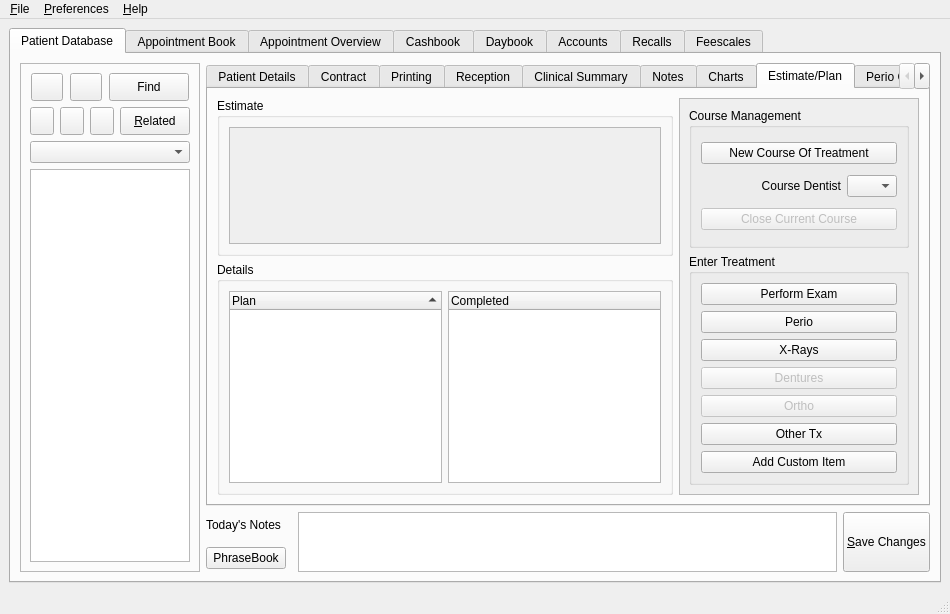
The window that qt-designer/main.ui (rowinggolfer/openmolar1) describes before a commit, drawn with Qt 5.
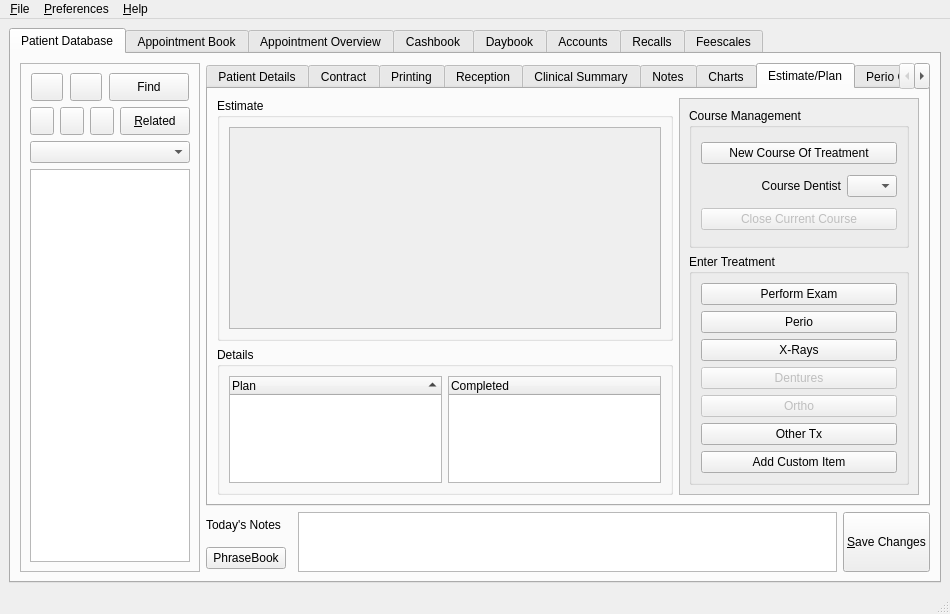
The same window after the commit. Icons and pictures are not drawn.

```diff
--- a/qt-designer/main.ui
+++ b/qt-designer/main.ui
@@ -2571,6 +2571,12 @@
                  <layout class="QVBoxLayout" name="verticalLayout_13" >
                   <item>
                    <widget class="QScrollArea" name="estimate_scrollArea" >
+                    <property name="minimumSize" >
+                     <size>
+                      <width>0</width>
+                      <height>202</height>
+                     </size>
+                    </property>
                     <property name="widgetResizable" >
                      <bool>true</bool>
                     </property>
@@ -2580,7 +2586,7 @@
                        <x>0</x>
                        <y>0</y>
                        <width>430</width>
-                       <height>122</height>
+                       <height>198</height>
                       </rect>
                      </property>
                      <layout class="QHBoxLayout" name="horizontalLayout_19" />
@@ -2821,6 +2827,12 @@
                  <layout class="QHBoxLayout" name="horizontalLayout_5" >
                   <item>
                    <widget class="QTreeWidget" name="plan_treeWidget" >
+                    <property name="sizePolicy" >
+                     <sizepolicy vsizetype="Preferred" hsizetype="Expanding" >
+                      <horstretch>0</horstretch>
+                      <verstretch>0</verstretch>
+                     </sizepolicy>
+                    </property>
                     <property name="sortingEnabled" >
                      <bool>true</bool>
                     </property>
@@ -2839,6 +2851,12 @@
                   </item>
                   <item>
                    <widget class="QTreeWidget" name="comp_treeWidget" >
+                    <property name="sizePolicy" >
+                     <sizepolicy vsizetype="Preferred" hsizetype="Expanding" >
+                      <horstretch>0</horstretch>
+                      <verstretch>0</verstretch>
+                     </sizepolicy>
+                    </property>
                     <column>
                      <property name="text" >
                       <string>Completed</string>
```
